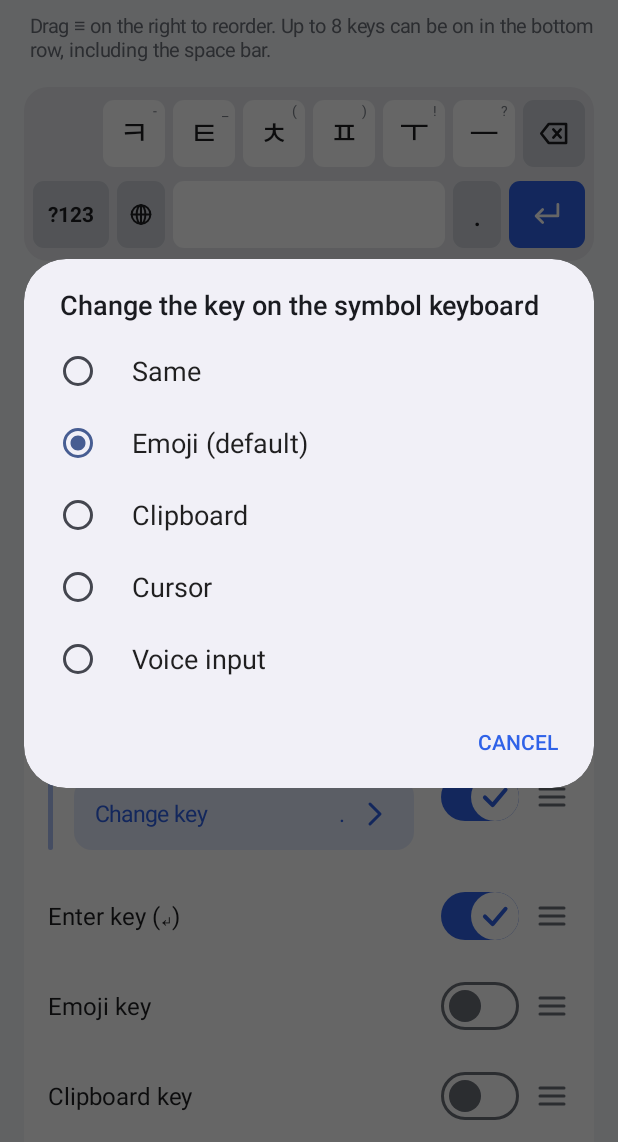
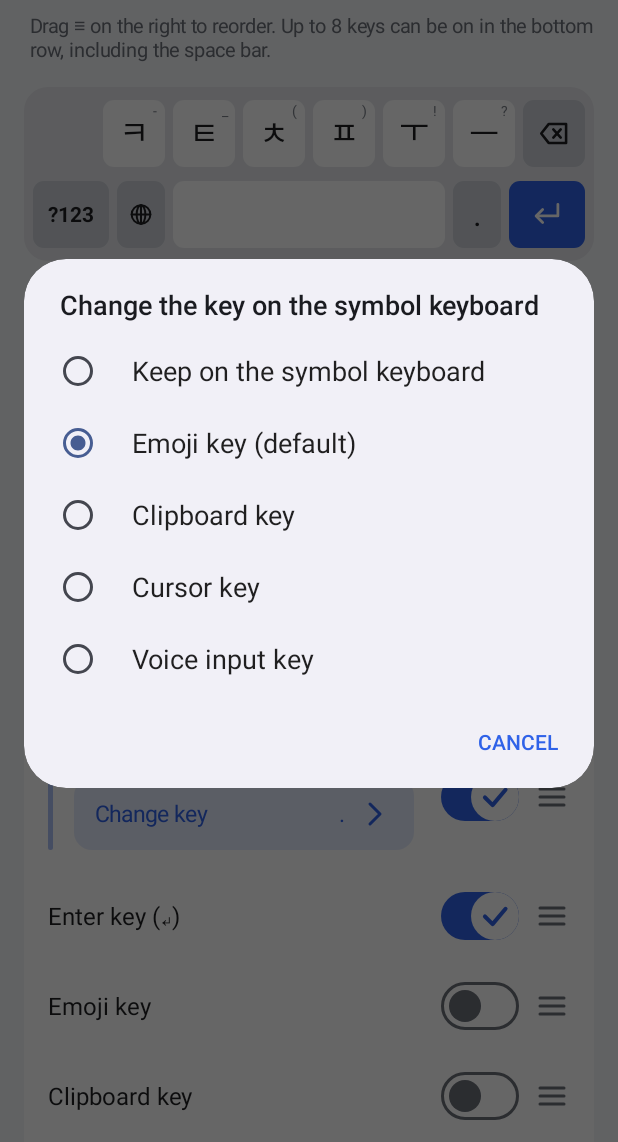
Before and after one commit to TechTree-Alt/NewSwipe, an Android app: the BottomKeysEditorActivity screen opened directly, with no data from a screen before it, after a tap on "On the symbol keyboard", on a phone screen of 412 x 824 dp, the part 94-1236 px from its top. Run offline under Robolectric (Android 15) with nearby library versions, the phone set to English and light mode, and no system bars; pictures from the network do not load.

Commit message:
기호 자판 키 선택: 선택 창은 긴 이름, 하위 항목은 자리가 있으면 한 줄로
Co-Authored-By: Claude Opus 5.5 <noreply@anthropic.com>
Claude-Session: https://claude.ai/code/session_01AwdWyKtBD6GamdRpCpb4JG

```diff
--- a/app/src/main/java/com/alternative_studios/newswipe/BottomKeysEditorActivity.java
+++ b/app/src/main/java/com/alternative_studios/newswipe/BottomKeysEditorActivity.java
@@ -229,12 +229,36 @@ public final class BottomKeysEditorActivity extends Activity {
         row.setPadding(h, Ui.dp(this, 12), h, Ui.dp(this, 12));
         row.setBackground(Ui.ripple(accentColor & 0x00FFFFFF | 0x33000000,
                 Ui.round(accentColor & 0x00FFFFFF | 0x1F000000, Ui.dp(this, 12)), Ui.dp(this, 12)));
-        LinearLayout texts = new LinearLayout(this);
-        texts.setOrientation(LinearLayout.VERTICAL);
-        texts.addView(text(L.t("기호 자판에서는", "On the symbol keyboard"), 15, accentColor));
-        TextView current = text(BottomKeys.symbolGlobeLabel(prefs.symbolGlobeKey()), 13, accentColor);
-        current.setAlpha(0.8f);
-        texts.addView(current);
+        TextView title = text(L.t("기호 자판에서는", "On the symbol keyboard"), 15, accentColor);
+        TextView current = text(BottomKeys.symbolGlobeLabel(prefs.symbolGlobeKey()), 15, accentColor);
+        int gap = Ui.dp(this, 12), valuePad = Ui.dp(this, 8);
+        // 쉼표·온점 키의 '다른 키로 설정'처럼 이름과 지금 고른 키를 한 줄에 놓고, 자리가 모자라면 이름 아래에 작게 놓는다.
+        LinearLayout texts = new LinearLayout(this) {
+            @Override
+            protected void onMeasure(int widthSpec, int heightSpec) {
+                // 한 줄일 때의 크기(15sp)로 잰다. 글자 크기를 바꿔 가며 재면 레이아웃을 다시 요청해 끝없이 돈다.
+                android.text.TextPaint big = new android.text.TextPaint(title.getPaint());
+                float need = big.measureText(title.getText().toString()) + gap
+                        + big.measureText(current.getText().toString()) + valuePad;
+                boolean oneLine = MeasureSpec.getMode(widthSpec) == MeasureSpec.UNSPECIFIED
+                        || need <= MeasureSpec.getSize(widthSpec);
+                int o = oneLine ? HORIZONTAL : VERTICAL;
+                if (getOrientation() != o) setOrientation(o);
+                LinearLayout.LayoutParams tp = (LinearLayout.LayoutParams) title.getLayoutParams();
+                tp.width = oneLine ? 0 : ViewGroup.LayoutParams.WRAP_CONTENT;
+                tp.weight = oneLine ? 1f : 0f;
+                float size = TypedValue.applyDimension(TypedValue.COMPLEX_UNIT_SP, oneLine ? 15 : 13,
+                        getResources().getDisplayMetrics());
+                if (current.getTextSize() != size) current.setTextSize(TypedValue.COMPLEX_UNIT_PX, size);
+                current.setAlpha(oneLine ? 1f : 0.8f);
+                current.setPadding(0, 0, oneLine ? valuePad : 0, 0);
+                super.onMeasure(widthSpec, heightSpec);
+            }
+        };
+        texts.setGravity(Gravity.CENTER_VERTICAL);
+        texts.addView(title, new LinearLayout.LayoutParams(0, ViewGroup.LayoutParams.WRAP_CONTENT, 1f));
+        texts.addView(current, new LinearLayout.LayoutParams(ViewGroup.LayoutParams.WRAP_CONTENT,
+                ViewGroup.LayoutParams.WRAP_CONTENT));
         row.addView(texts, new LinearLayout.LayoutParams(0, ViewGroup.LayoutParams.WRAP_CONTENT, 1f));
         row.addView(new Chevron(this, accentColor));
         row.setClickable(true);
@@ -245,8 +269,7 @@ public final class BottomKeysEditorActivity extends Activity {
             int checked = 0;
             String now = prefs.symbolGlobeKey();
             for (int i = 0; i < ids.length; i++) {
-                names[i] = BottomKeys.symbolGlobeLabel(ids[i]);
-                if (BottomKeys.EMOJI.equals(ids[i])) names[i] += L.t(" (기본값)", " (default)");
+                names[i] = BottomKeys.symbolGlobeChoice(ids[i]);
                 if (ids[i].equals(now)) checked = i;
             }
             AppTheme.dialogBuilder(this)
--- a/app/src/main/java/com/alternative_studios/newswipe/keyboard/BottomKeys.java
+++ b/app/src/main/java/com/alternative_studios/newswipe/keyboard/BottomKeys.java
@@ -63,6 +63,15 @@ public final class BottomKeys {
         }
     }
 
+    /** 선택 창에 보이는 '기호 자판에서는'의 선택지 이름 (길게: 기호 자판에서도 그대로, 이모지 키 (기본값) …). */
+    public static String symbolGlobeChoice(String id) {
+        switch (id) {
+            case EMOJI: return L.t("이모지 키 (기본값)", "Emoji key (default)");
+            case GLOBE: return L.t("기호 자판에서도 그대로", "Keep on the symbol keyboard");
+            default: return label(id);
+        }
+    }
+
     /** 편집 화면에 보이는 작은 설명. 없으면 null. */
     public static String hint(String id) {
         switch (id) {
```
